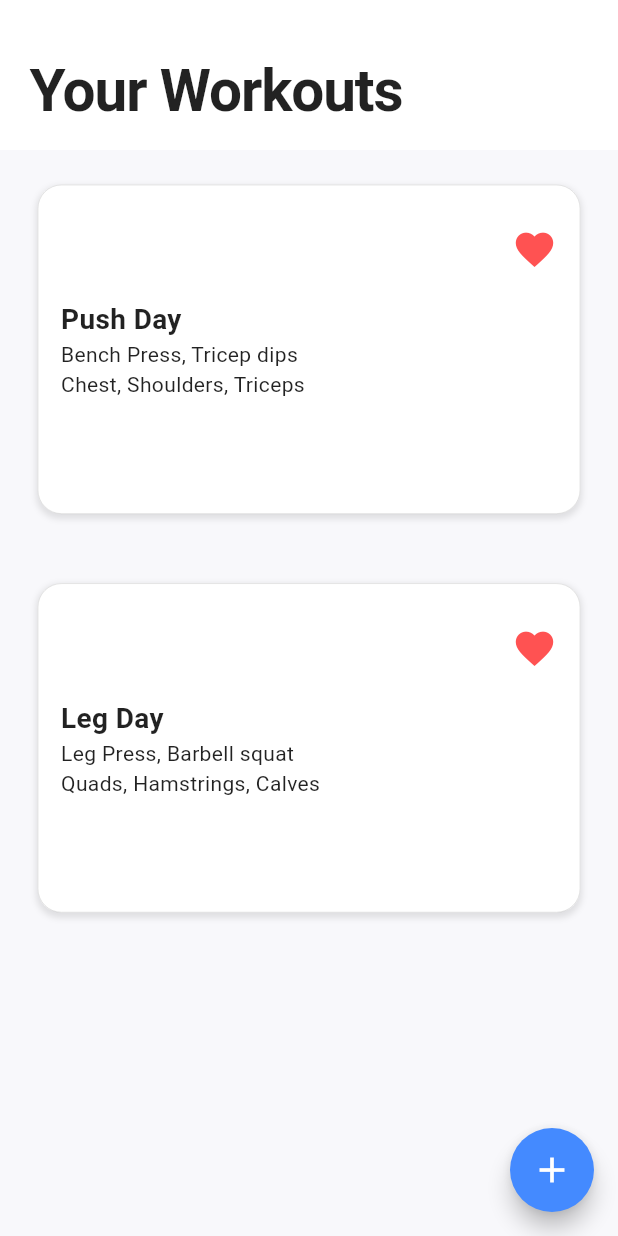
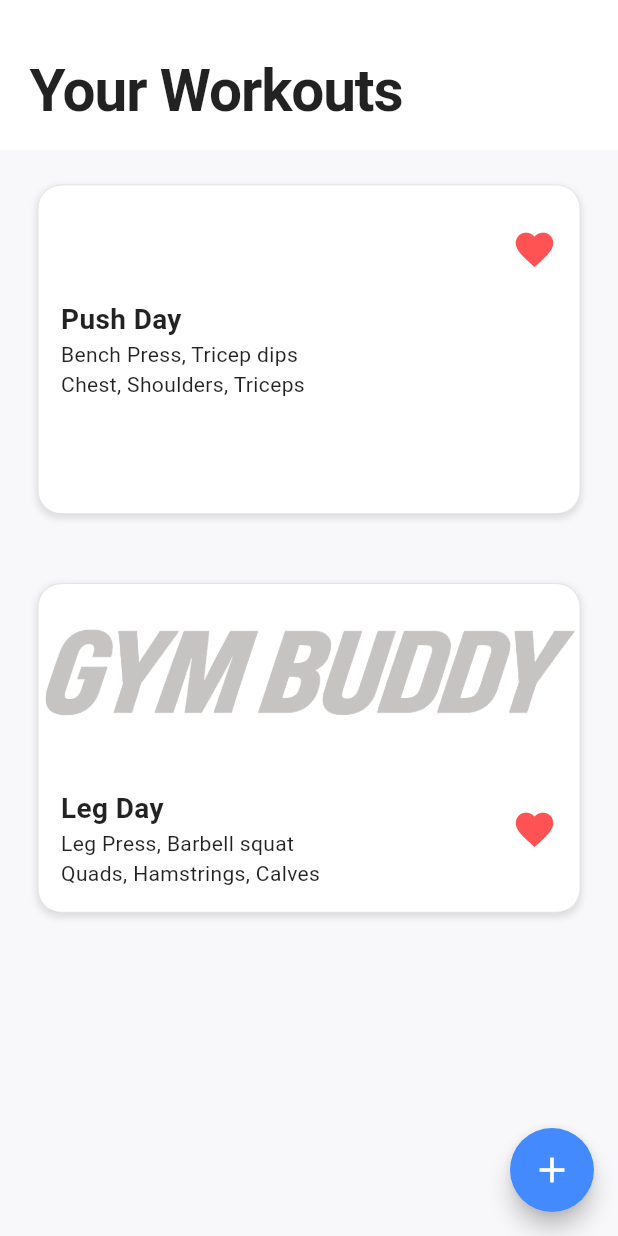
Before and after one commit to b-e-n-murray/gym-buddy-mobile, a Flutter app: the WorkoutsPage screen opened by its route, on a phone screen of 412 x 824 dp. Run offline on Flutter 3.47's test engine with Material 3 defaults, Android fonts, the phone set to English and light mode, and no system bars; our stand-ins replace google_fonts; network calls fail; Roboto replaces fonts that are missing (Abel).

Commit message:
Implement backup workout tile image

```diff
--- a/lib/pages/workouts_page.dart
+++ b/lib/pages/workouts_page.dart
@@ -25,7 +25,7 @@ class _WorkoutsPageState extends State<WorkoutsPage> {
       'Leg Day',
       ['Leg Press', 'Barbell squat'],
       ['Quads', 'Hamstrings', 'Calves'],
-      'https://th.bing.com/th/id/R.327180e0cc8f55f4ddbacc67fa88092f?rik=Lqu17KIV%2fGrKaw&riu=http%3a%2f%2fwww.dmoose.com%2fcdn%2fshop%2farticles%2fbarbell_squat.jpg%3fv%3d1653488200&ehk=%2f8GyzR85OjUd%2fBOcCHTFQJJ%2bAO%2bsQb%2bAhzFVIGKI1rI%3d&risl=&pid=ImgRaw&r=0',
+      '',
       true,
     )
   ];
--- a/lib/types/workout.dart
+++ b/lib/types/workout.dart
@@ -2,7 +2,7 @@ class Workout {
   final String name;
   final List<String> previewExercises;
   final List<String> targetMuscles;
-  final String? imageLink;
+  final String imageLink;
   bool isFavourite;
 
   Workout(
--- a/lib/workout_tile.dart
+++ b/lib/workout_tile.dart
@@ -40,9 +40,18 @@ class _WorkoutTileState extends State<WorkoutTile> {
               topLeft: Radius.circular(16),
               topRight: Radius.circular(16),
             ),
-            child: Image.network(
-              widget.workout.imageLink ??
-                  'https://www.creativefabrica.com/wp-content/uploads/2019/10/01/Bench-press-barbell-gym-workout-icon-by-Hoeda80-580x386.jpg',
+            child: widget.workout.imageLink == ''
+                ? Image.asset(
+                    'assets/app_title.png',
+                    height: height * 0.55,
+                    width: double.infinity,
+                    fit: BoxFit.cover,
+                    color: const Color.fromARGB(186, 177, 172, 172),
+                    errorBuilder: (context, _, __) =>
+                        Container(color: Colors.grey[300]),
+                  )
+                : Image.network(
+                    widget.workout.imageLink,
                     height: height * 0.55,
                     width: double.infinity,
                     fit: BoxFit.cover,
```
Also changed, not shown: lib/expanded_workout_tile.dart (+40 -29 lines). Lines whose indentation alone changed are shown as unchanged.
